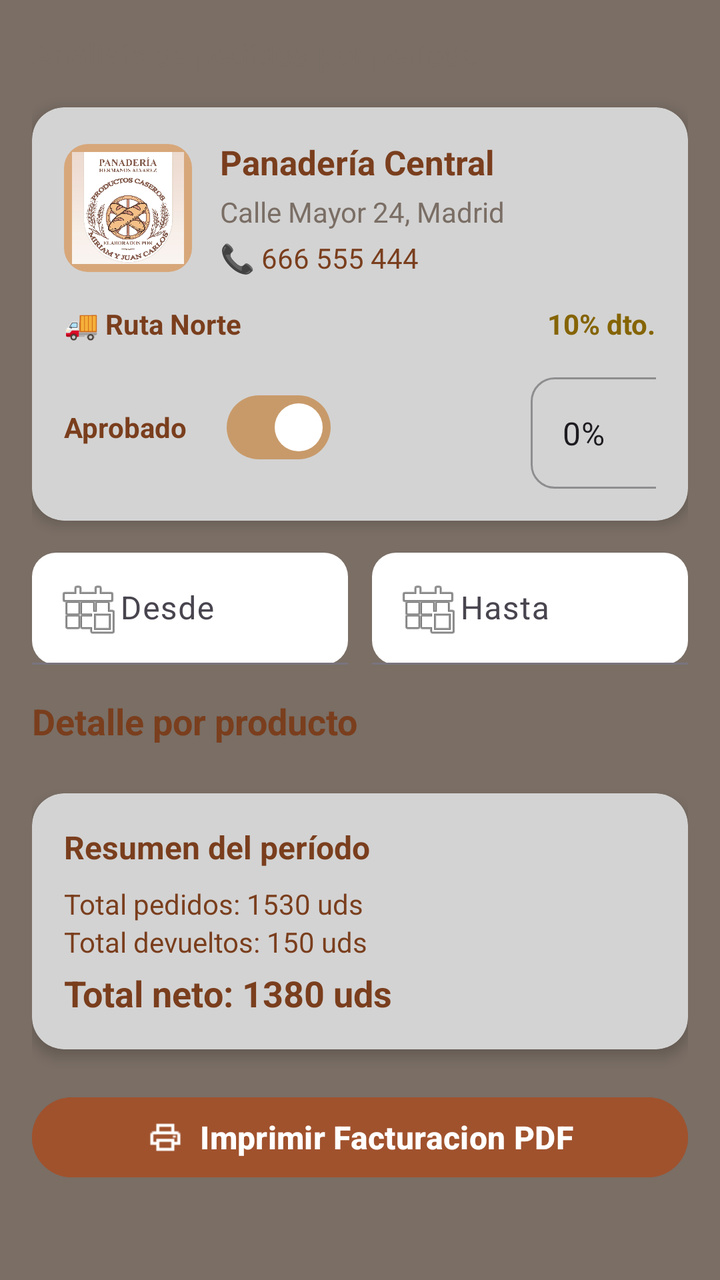
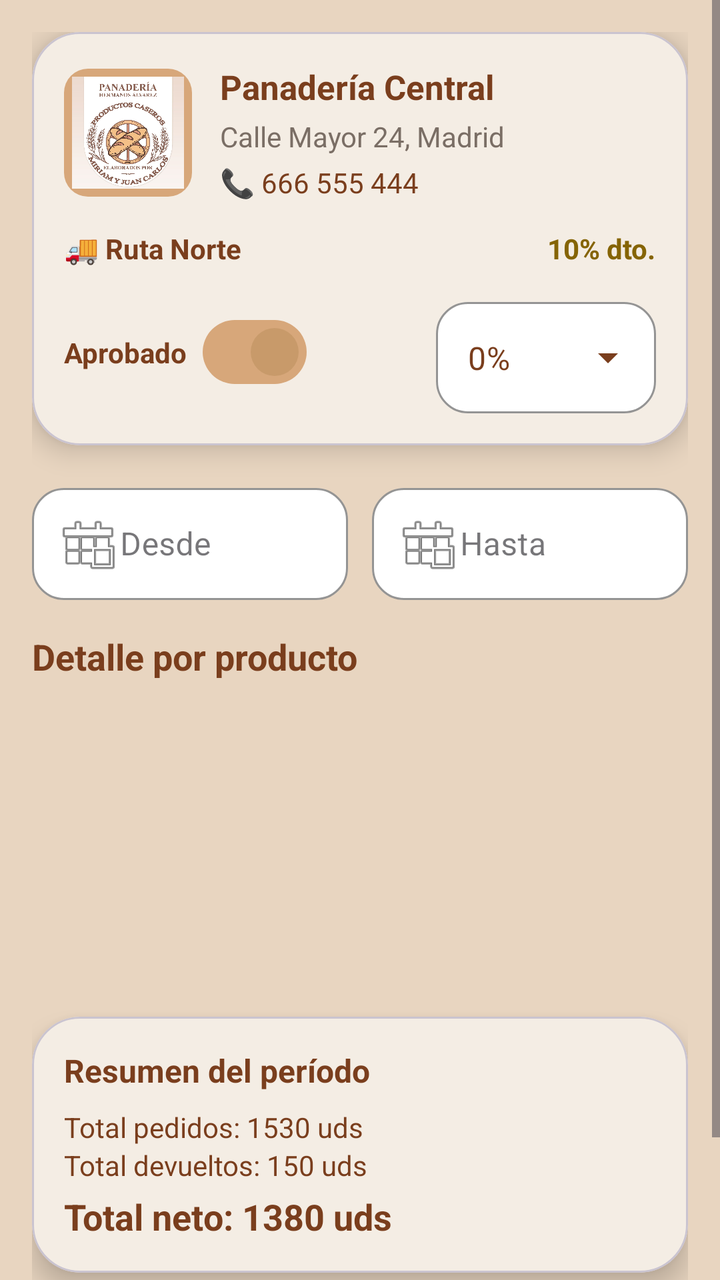

Two renders of the same Android screen: before a commit and after it. Below are the layout's source before the change and the commit's diff.
<!-- AndroidManifest.xml: application theme Theme.AppPanadero -->
<!-- res/layout/fragment_admin_historial_cliente.xml -->
<?xml version="1.0" encoding="utf-8"?>
<ScrollView xmlns:android="http://schemas.android.com/apk/res/android"
    xmlns:app="http://schemas.android.com/apk/res-auto"
    android:layout_width="match_parent"
    android:layout_height="match_parent"
    android:background="@color/text_secondary">

    <LinearLayout
        android:layout_width="match_parent"
        android:layout_height="wrap_content"
        android:orientation="vertical"
        android:padding="16dp">

        

        
        <TextView
            android:layout_width="wrap_content"
            android:layout_height="wrap_content"
            android:text="Análisis de pedidos por período"
            android:textSize="16sp"
            android:textColor="@color/text_secondary"
            android:layout_marginBottom="16dp"/>

        
        <androidx.cardview.widget.CardView
            android:layout_width="match_parent"
            android:layout_height="wrap_content"
            app:cardCornerRadius="16dp"
            app:cardElevation="4dp"
            app:cardBackgroundColor="@color/background_lightgray"
            android:layout_marginBottom="16dp">

            <LinearLayout
                android:layout_width="match_parent"
                android:layout_height="wrap_content"
                android:orientation="vertical"
                android:padding="16dp">

                
                <LinearLayout
                    android:layout_width="match_parent"
                    android:layout_height="wrap_content"
                    android:orientation="horizontal"
                    android:gravity="center_vertical">

                    
                    <ImageView
                        android:id="@+id/imgComercio"
                        android:layout_width="64dp"
                        android:layout_height="64dp"
                        android:src="@drawable/logo_panadero"
                        android:scaleType="centerCrop"
                        android:background="@drawable/bg_image_rounded"
                        android:padding="4dp"/>

                    
                    <LinearLayout
                        android:layout_width="0dp"
                        android:layout_height="wrap_content"
                        android:layout_weight="1"
                        android:orientation="vertical"
                        android:layout_marginStart="14dp">

                        
                        <TextView
                            android:id="@+id/tvNombreComercio"
                            android:layout_width="wrap_content"
                            android:layout_height="wrap_content"
                            android:text="Panadería Central"
                            android:textStyle="bold"
                            android:textSize="17sp"
                            android:textColor="@color/text_primary"
                            android:maxLines="1"
                            android:ellipsize="end"/>

                        
                        <TextView
                            android:id="@+id/tvDireccion"
                            android:layout_width="wrap_content"
                            android:layout_height="wrap_content"
                            android:text="Calle Mayor 24, Madrid"
                            android:textColor="@color/text_secondary"
                            android:textSize="14sp"
                            android:layout_marginTop="4dp"
                            android:maxLines="1"
                            android:ellipsize="end"/>

                        
                        <TextView
                            android:id="@+id/tvTelefono"
                            android:layout_width="wrap_content"
                            android:layout_height="wrap_content"
                            android:text="📞 666 555 444"
                            android:textColor="@color/primary_dark"
                            android:textSize="14sp"
                            android:layout_marginTop="4dp"/>

                    </LinearLayout>

                </LinearLayout>

                
                <LinearLayout
                    android:layout_width="match_parent"
                    android:layout_height="wrap_content"
                    android:orientation="horizontal"
                    android:layout_marginTop="14dp"
                    android:gravity="center_vertical">

                    
                    <TextView
                        android:id="@+id/tvRuta"
                        android:layout_width="0dp"
                        android:layout_height="wrap_content"
                        android:layout_weight="1"
                        android:text="🚚 Ruta Norte"
                        android:textColor="@color/primary_dark"
                        android:textStyle="bold"/>

                    
                    <TextView
                        android:id="@+id/tvDescuento"
                        android:layout_width="wrap_content"
                        android:layout_height="wrap_content"
                        android:text="10% dto."
                        android:textColor="@color/estado_pendiente_text"
                        android:textStyle="bold"/>

                </LinearLayout>

                
                <LinearLayout
                    android:layout_width="match_parent"
                    android:layout_height="wrap_content"
                    android:orientation="horizontal"
                    android:gravity="center_vertical"
                    android:layout_marginTop="12dp">

                    
                    
                    <LinearLayout
                        android:layout_width="wrap_content"
                        android:layout_height="wrap_content"
                        android:orientation="horizontal"
                        android:gravity="center_vertical">

                        <TextView
                            android:layout_width="wrap_content"
                            android:layout_height="wrap_content"
                            android:text="Aprobado"
                            android:textStyle="bold"
                            android:textColor="@color/text_primary"
                            android:layout_marginEnd="8dp"/>

                        <com.google.android.material.materialswitch.MaterialSwitch
                            android:id="@+id/switchAprobado"
                            android:layout_width="wrap_content"
                            android:layout_height="wrap_content"
                            android:checked="true"
                            android:layout_marginStart="12dp"/>

                    </LinearLayout>
                    
                    <com.google.android.material.textfield.TextInputLayout
                        android:layout_width="100dp"
                        android:layout_height="wrap_content"
                        style="@style/Widget.MaterialComponents.TextInputLayout.OutlinedBox.ExposedDropdownMenu"
                        app:boxCornerRadiusTopStart="12dp"
                        app:boxCornerRadiusTopEnd="12dp"
                        app:boxCornerRadiusBottomStart="12dp"
                        app:boxCornerRadiusBottomEnd="12dp"
                        android:layout_marginStart="100dp">

                        <AutoCompleteTextView
                            android:id="@+id/dropdownDescuento"
                            android:layout_width="match_parent"
                            android:layout_height="wrap_content"
                            android:inputType="none"
                            android:text="0%" />

                    </com.google.android.material.textfield.TextInputLayout>
                </LinearLayout>

            </LinearLayout>

        </androidx.cardview.widget.CardView>

        
        <LinearLayout
            android:layout_width="match_parent"
            android:layout_height="wrap_content"
            android:orientation="horizontal">

            
            <com.google.android.material.textfield.TextInputLayout
                android:layout_width="0dp"
                android:layout_height="wrap_content"
                android:layout_weight="1"
                android:layout_marginEnd="6dp"
                app:boxBackgroundMode="filled"
                app:boxBackgroundColor="@color/white"
                app:boxCornerRadiusTopStart="12dp"
                app:boxCornerRadiusTopEnd="12dp"
                app:boxCornerRadiusBottomStart="12dp"
                app:boxCornerRadiusBottomEnd="12dp">

                <com.google.android.material.textfield.TextInputEditText
                    android:id="@+id/etFechaInicio"
                    android:layout_width="match_parent"
                    android:layout_height="wrap_content"
                    android:hint="Desde"
                    android:focusable="false"
                    android:clickable="true"
                    android:drawableStart="@android:drawable/ic_menu_today"
                    android:padding="12dp"
                    android:textColor="@color/text_primary"/>
            </com.google.android.material.textfield.TextInputLayout>

            
            <com.google.android.material.textfield.TextInputLayout
                android:layout_width="0dp"
                android:layout_height="wrap_content"
                android:layout_weight="1"
                android:layout_marginStart="6dp"
                app:boxBackgroundMode="filled"
                app:boxBackgroundColor="@color/white"
                app:boxCornerRadiusTopStart="12dp"
                app:boxCornerRadiusTopEnd="12dp"
                app:boxCornerRadiusBottomStart="12dp"
                app:boxCornerRadiusBottomEnd="12dp">

                <com.google.android.material.textfield.TextInputEditText
                    android:id="@+id/etFechaFin"
                    android:layout_width="match_parent"
                    android:layout_height="wrap_content"
                    android:hint="Hasta"
                    android:focusable="false"
                    android:clickable="true"
                    android:drawableStart="@android:drawable/ic_menu_today"
                    android:padding="12dp"
                    android:textColor="@color/text_primary"/>
            </com.google.android.material.textfield.TextInputLayout>

        </LinearLayout>

        
        <TextView
            android:layout_width="wrap_content"
            android:layout_height="wrap_content"
            android:text="Detalle por producto"
            android:textSize="18sp"
            android:textStyle="bold"
            android:textColor="@color/text_primary"
            android:layout_marginTop="16dp"
            android:layout_marginBottom="12dp"/>

        
        <androidx.recyclerview.widget.RecyclerView
            android:id="@+id/recyclerProductos"
            android:layout_width="match_parent"
            android:layout_height="wrap_content"
             />

        
        <androidx.cardview.widget.CardView
            android:layout_width="match_parent"
            android:layout_height="wrap_content"
            app:cardCornerRadius="16dp"
            app:cardElevation="4dp"
            app:cardBackgroundColor="@color/background_lightgray"
            android:layout_marginTop="12dp">

            <LinearLayout
                android:layout_width="match_parent"
                android:layout_height="wrap_content"
                android:orientation="vertical"
                android:padding="16dp">

                <TextView
                    android:layout_width="wrap_content"
                    android:layout_height="wrap_content"
                    android:text="Resumen del período"
                    android:textSize="16sp"
                    android:textStyle="bold"
                    android:textColor="@color/text_primary"
                    android:layout_marginBottom="8dp"/>

                <TextView
                    android:id="@+id/tvTotalPedidos"
                    android:layout_width="wrap_content"
                    android:layout_height="wrap_content"
                    android:text="Total pedidos: 1530 uds"
                    android:textColor="@color/text_primary"
                    android:textSize="14sp" />

                <TextView
                    android:id="@+id/tvTotalDevueltos"
                    android:layout_width="wrap_content"
                    android:layout_height="wrap_content"
                    android:text="Total devueltos: 150 uds"
                    android:textColor="@color/text_primary"
                    android:textSize="14sp" />

                <TextView
                    android:id="@+id/tvTotalNeto"
                    android:layout_width="wrap_content"
                    android:layout_height="wrap_content"
                    android:layout_marginTop="4dp"
                    android:text="Total neto: 1380 uds"
                    android:textColor="@color/text_primary"
                    android:textSize="18sp"
                    android:textStyle="bold" />

            </LinearLayout>

        </androidx.cardview.widget.CardView>

        
        <com.google.android.material.button.MaterialButton
            android:id="@+id/btnImprimir"
            android:layout_width="match_parent"
            android:layout_height="wrap_content"
            android:layout_marginTop="20dp"
            android:backgroundTint="@color/boton"
            android:text="Imprimir Facturacion PDF"
            android:textColor="@color/white"
            android:textSize="16sp"
            android:textStyle="bold"
            app:cornerRadius="50dp"
            app:icon="@drawable/ic_print"
            app:iconGravity="textStart"
            app:iconPadding="8dp" />

    </LinearLayout>

</ScrollView>
<!-- resources referenced by this layout -->
<resources>
  <color name="background_lightgray">#D3D3D3</color>
  <color name="boton">#A0522D</color>
  <color name="estado_pendiente_text">#856404</color>
  <color name="primary_dark">#7A3E1D</color>
  <color name="text_primary">#7A3E1D</color>
  <color name="text_secondary">#7A6E65</color>
  <color name="white">#FFFFFF</color>
  <!-- drawable bg_image_rounded (drawable) -->
  <shape xmlns:android="http://schemas.android.com/apk/res/android">
      <solid android:color="@color/primary_light"/>
  
      <corners android:radius="12dp"/>
  </shape>
  <!-- drawable ic_print: png bitmap (drawable, 320 bytes) -->
  <!-- drawable logo_panadero: jpg bitmap (drawable, 317897 bytes) -->
  <style name="Theme.AppPanadero" parent="Base.Theme.AppPanadero" />
  <color name="primary_light">#D7A77A</color>
  <style name="Base.Theme.AppPanadero" parent="Theme.Material3.DayNight.NoActionBar">
          <item name="android:colorBackground">@color/background</item>
          <item name="colorPrimary">@color/primary_color</item>
          <item name="colorOnPrimary">@color/white</item>
      </style>
  <color name="background">#F5EFE7</color>
  <color name="primary_color">#C89A6A</color>
</resources>

<!-- the commit's change to res/layout/fragment_admin_historial_cliente.xml (unified diff, before → after) -->
@@ -3,8 +3,9 @@
     xmlns:app="http://schemas.android.com/apk/res-auto"
     android:layout_width="match_parent"
     android:layout_height="match_parent"
-    android:background="@color/text_secondary">
-
+    android:background="@color/brown_light">
+
+    
     <LinearLayout
         android:layout_width="match_parent"
         android:layout_height="wrap_content"
@@ -14,21 +15,13 @@
         
 
         
-        <TextView
-            android:layout_width="wrap_content"
-            android:layout_height="wrap_content"
-            android:text="Análisis de pedidos por período"
-            android:textSize="16sp"
-            android:textColor="@color/text_secondary"
-            android:layout_marginBottom="16dp"/>
-
-        
-        <androidx.cardview.widget.CardView
-            android:layout_width="match_parent"
-            android:layout_height="wrap_content"
-            app:cardCornerRadius="16dp"
-            app:cardElevation="4dp"
-            app:cardBackgroundColor="@color/background_lightgray"
+        
+        
+
+        <com.google.android.material.card.MaterialCardView
+            style="@style/CardPrimary"
+            android:layout_width="match_parent"
+            android:layout_height="wrap_content"
             android:layout_marginBottom="16dp">
 
             <LinearLayout
@@ -38,75 +31,81 @@
                 android:padding="16dp">
 
                 
+                
+                
+
                 <LinearLayout
                     android:layout_width="match_parent"
                     android:layout_height="wrap_content"
-                    android:orientation="horizontal"
-                    android:gravity="center_vertical">
+                    android:gravity="center_vertical"
+                    android:orientation="horizontal">
 
                     
                     <ImageView
                         android:id="@+id/imgComercio"
                         android:layout_width="64dp"
                         android:layout_height="64dp"
-                        android:src="@drawable/logo_panadero"
+                        android:background="@drawable/bg_image_rounded"
+                        android:padding="4dp"
                         android:scaleType="centerCrop"
-                        android:background="@drawable/bg_image_rounded"
-                        android:padding="4dp"/>
+                        android:src="@drawable/logo_panadero" />
 
                     
                     <LinearLayout
                         android:layout_width="0dp"
                         android:layout_height="wrap_content"
+                        android:layout_marginStart="14dp"
                         android:layout_weight="1"
-                        android:orientation="vertical"
-                        android:layout_marginStart="14dp">
+                        android:orientation="vertical">
 
                         
                         <TextView
                             android:id="@+id/tvNombreComercio"
                             android:layout_width="wrap_content"
                             android:layout_height="wrap_content"
+                            android:ellipsize="end"
+                            android:maxLines="1"
                             android:text="Panadería Central"
-                            android:textStyle="bold"
+                            android:textColor="@color/text_primary"
                             android:textSize="17sp"
-                            android:textColor="@color/text_primary"
-                            android:maxLines="1"
-                            android:ellipsize="end"/>
+                            android:textStyle="bold" />
 
                         
                         <TextView
                             android:id="@+id/tvDireccion"
                             android:layout_width="wrap_content"
                             android:layout_height="wrap_content"
+                            android:layout_marginTop="4dp"
+                            android:ellipsize="end"
+                            android:maxLines="1"
                             android:text="Calle Mayor 24, Madrid"
                             android:textColor="@color/text_secondary"
-                            android:textSize="14sp"
-                            android:layout_marginTop="4dp"
-                            android:maxLines="1"
-                            android:ellipsize="end"/>
+                            android:textSize="14sp" />
 
                         
                         <TextView
                             android:id="@+id/tvTelefono"
                             android:layout_width="wrap_content"
                             android:layout_height="wrap_content"
+                            android:layout_marginTop="4dp"
                             android:text="📞 666 555 444"
                             android:textColor="@color/primary_dark"
-                            android:textSize="14sp"
-                            android:layout_marginTop="4dp"/>
+                            android:textSize="14sp" />
 
                     </LinearLayout>
 
                 </LinearLayout>
 
                 
+                
+                
+
                 <LinearLayout
                     android:layout_width="match_parent"
                     android:layout_height="wrap_content"
-                    android:orientation="horizontal"
                     android:layout_marginTop="14dp"
-                    android:gravity="center_vertical">
+                    android:gravity="center_vertical"
+                    android:orientation="horizontal">
 
                     
                     <TextView
@@ -116,7 +115,7 @@
                         android:layout_weight="1"
                         android:text="🚚 Ruta Norte"
                         android:textColor="@color/primary_dark"
-                        android:textStyle="bold"/>
+                        android:textStyle="bold" />
 
                     
                     <TextView
@@ -125,68 +124,71 @@
                         android:layout_height="wrap_content"
                         android:text="10% dto."
                         android:textColor="@color/estado_pendiente_text"
-                        android:textStyle="bold"/>
+                        android:textStyle="bold" />
 
                 </LinearLayout>
 
                 
+                
+                
+
                 <LinearLayout
                     android:layout_width="match_parent"
                     android:layout_height="wrap_content"
-                    android:orientation="horizontal"
+                    android:layout_marginTop="12dp"
                     android:gravity="center_vertical"
-                    android:layout_marginTop="12dp">
-
-                    
-                    
-                    <LinearLayout
+                    android:orientation="horizontal">
+
+                    
+                    <TextView
                         android:layout_width="wrap_content"
                         android:layout_height="wrap_content"
-                        android:orientation="horizontal"
-                        android:gravity="center_vertical">
-
-                        <TextView
-                            android:layout_width="wrap_content"
-                            android:layout_height="wrap_content"
-                            android:text="Aprobado"
-                            android:textStyle="bold"
-                            android:textColor="@color/text_primary"
-                            android:layout_marginEnd="8dp"/>
-
-                        <com.google.android.material.materialswitch.MaterialSwitch
-                            android:id="@+id/switchAprobado"
-                            android:layout_width="wrap_content"
-                            android:layout_height="wrap_content"
-                            android:checked="true"
-                            android:layout_marginStart="12dp"/>
-
-                    </LinearLayout>
+                        android:layout_marginEnd="8dp"
+                        android:text="Aprobado"
+                        android:textColor="@color/text_primary"
+                        android:textStyle="bold" />
+
+                    
+                    <com.google.android.material.materialswitch.MaterialSwitch
+                        android:id="@+id/switchAprobado"
+                        android:layout_width="wrap_content"
+                        android:layout_height="wrap_content"
+                        android:checked="true"
+                        app:thumbTint="@color/primary_color"
+                        app:trackTint="@color/primary_light" />
+
+                    
+                    <View
+                        android:layout_width="0dp"
+                        android:layout_height="1dp"
+                        android:layout_weight="1" />
+
                     
                     <com.google.android.material.textfield.TextInputLayout
-                        android:layout_width="100dp"
-                        android:layout_height="wrap_content"
-                        style="@style/Widget.MaterialComponents.TextInputLayout.OutlinedBox.ExposedDropdownMenu"
-                        app:boxCornerRadiusTopStart="12dp"
-                        app:boxCornerRadiusTopEnd="12dp"
-                        app:boxCornerRadiusBottomStart="12dp"
-                        app:boxCornerRadiusBottomEnd="12dp"
-                        android:layout_marginStart="100dp">
+                        style="@style/Widget.App.Dropdown"
+                        android:layout_width="110dp"
+                        android:layout_height="wrap_content">
 
                         <AutoCompleteTextView
                             android:id="@+id/dropdownDescuento"
                             android:layout_width="match_parent"
                             android:layout_height="wrap_content"
                             android:inputType="none"
-                            android:text="0%" />
+                            android:text="0%"
+                            android:textColor="@color/text_primary" />
 
                     </com.google.android.material.textfield.TextInputLayout>
+
                 </LinearLayout>
 
             </LinearLayout>
 
-        </androidx.cardview.widget.CardView>
-
-        
+        </com.google.android.material.card.MaterialCardView>
+
+        
+        
+        
+
         <LinearLayout
             android:layout_width="match_parent"
             android:layout_height="wrap_content"
@@ -194,82 +196,80 @@
 
             
             <com.google.android.material.textfield.TextInputLayout
+                style="@style/Widget.App.TextInputLayout"
                 android:layout_width="0dp"
                 android:layout_height="wrap_content"
-                android:layout_weight="1"
                 android:layout_marginEnd="6dp"
-                app:boxBackgroundMode="filled"
-                app:boxBackgroundColor="@color/white"
-                app:boxCornerRadiusTopStart="12dp"
-                app:boxCornerRadiusTopEnd="12dp"
-                app:boxCornerRadiusBottomStart="12dp"
-                app:boxCornerRadiusBottomEnd="12dp">
+                android:layout_weight="1">
 
                 <com.google.android.material.textfield.TextInputEditText
                     android:id="@+id/etFechaInicio"
                     android:layout_width="match_parent"
                     android:layout_height="wrap_content"
-                    android:hint="Desde"
-                    android:focusable="false"
                     android:clickable="true"
                     android:drawableStart="@android:drawable/ic_menu_today"
+                    android:focusable="false"
+                    android:hint="Desde"
                     android:padding="12dp"
-                    android:textColor="@color/text_primary"/>
+                    android:textColor="@color/text_primary" />
+
             </com.google.android.material.textfield.TextInputLayout>
 
             
             <com.google.android.material.textfield.TextInputLayout
+                style="@style/Widget.App.TextInputLayout"
                 android:layout_width="0dp"
                 android:layout_height="wrap_content"
-                android:layout_weight="1"
                 android:layout_marginStart="6dp"
-                app:boxBackgroundMode="filled"
-                app:boxBackgroundColor="@color/white"
-                app:boxCornerRadiusTopStart="12dp"
-                app:boxCornerRadiusTopEnd="12dp"
-                app:boxCornerRadiusBottomStart="12dp"
-                app:boxCornerRadiusBottomEnd="12dp">
+                android:layout_weight="1">
 
                 <com.google.android.material.textfield.TextInputEditText
                     android:id="@+id/etFechaFin"
                     android:layout_width="match_parent"
                     android:layout_height="wrap_content"
-                    android:hint="Hasta"
-                    android:focusable="false"
                     android:clickable="true"
                     android:drawableStart="@android:drawable/ic_menu_today"
+                    android:focusable="false"
+                    android:hint="Hasta"
                     android:padding="12dp"
-                    android:textColor="@color/text_primary"/>
+                    android:textColor="@color/text_primary" />
+
             </com.google.android.material.textfield.TextInputLayout>
 
         </LinearLayout>
 
         
+        
+        
+
         <TextView
             android:layout_width="wrap_content"
             android:layout_height="wrap_content"
+            android:layout_marginTop="16dp"
+            android:layout_marginBottom="12dp"
             android:text="Detalle por producto"
+            android:textColor="@color/text_primary"
             android:textSize="18sp"
-            android:textStyle="bold"
-            android:textColor="@color/text_primary"
-            android:layout_marginTop="16dp"
-            android:layout_marginBottom="12dp"/>
-
-        
+            android:textStyle="bold" />
+
+        
+        
+        
+
         <androidx.recyclerview.widget.RecyclerView
             android:id="@+id/recyclerProductos"
             android:layout_width="match_parent"
-            android:layout_height="wrap_content"
-             />
-
-        
-        <androidx.cardview.widget.CardView
-            android:layout_width="match_parent"
-            android:layout_height="wrap_content"
-            app:cardCornerRadius="16dp"
-            app:cardElevation="4dp"
-            app:cardBackgroundColor="@color/background_lightgray"
-            android:layout_marginTop="12dp">
+            android:layout_height="140dp" />
+
+        
+        
+        
+
+        <com.google.android.material.card.MaterialCardView
+            style="@style/CardPrimary"
+            android:layout_width="match_parent"
+            android:layout_height="wrap_content"
+            android:layout_marginTop="16dp">
 
             <LinearLayout
                 android:layout_width="match_parent"
@@ -277,15 +277,17 @@
                 android:orientation="vertical"
                 android:padding="16dp">
 
+                
                 <TextView
                     android:layout_width="wrap_content"
                     android:layout_height="wrap_content"
+                    android:layout_marginBottom="8dp"
                     android:text="Resumen del período"
+                    android:textColor="@color/text_primary"
                     android:textSize="16sp"
-                    android:textStyle="bold"
-                    android:textColor="@color/text_primary"
-                    android:layout_marginBottom="8dp"/>
-
+                    android:textStyle="bold" />
+
+                
                 <TextView
                     android:id="@+id/tvTotalPedidos"
                     android:layout_width="wrap_content"
@@ -294,6 +296,7 @@
                     android:textColor="@color/text_primary"
                     android:textSize="14sp" />
 
+                
                 <TextView
                     android:id="@+id/tvTotalDevueltos"
                     android:layout_width="wrap_content"
@@ -302,6 +305,7 @@
                     android:textColor="@color/text_primary"
                     android:textSize="14sp" />
 
+                
                 <TextView
                     android:id="@+id/tvTotalNeto"
                     android:layout_width="wrap_content"
@@ -314,16 +318,19 @@
 
             </LinearLayout>
 
-        </androidx.cardview.widget.CardView>
-
-        
+        </com.google.android.material.card.MaterialCardView>
+
+        
+        
+        
+
         <com.google.android.material.button.MaterialButton
             android:id="@+id/btnImprimir"
+            style="@style/ButtonPrimary"
             android:layout_width="match_parent"
             android:layout_height="wrap_content"
             android:layout_marginTop="20dp"
-            android:backgroundTint="@color/boton"
-            android:text="Imprimir Facturacion PDF"
+            android:text="Imprimir Facturación PDF"
             android:textColor="@color/white"
             android:textSize="16sp"
             android:textStyle="bold"
<!-- resource entries referenced after the edit -->
@@ -1,7 +1,6 @@
 <!-- resources referenced by this layout -->
 <resources>
-  <color name="background_lightgray">#D3D3D3</color>
-  <color name="boton">#A0522D</color>
+  <color name="brown_light">#E8D5C0</color>
   <color name="estado_pendiente_text">#856404</color>
   <color name="primary_dark">#7A3E1D</color>
   <color name="text_primary">#7A3E1D</color>
@@ -15,7 +14,52 @@
   </shape>
   <!-- drawable ic_print: png bitmap (drawable, 320 bytes) -->
   <!-- drawable logo_panadero: jpg bitmap (drawable, 317897 bytes) -->
+  <style name="ButtonPrimary" parent="Widget.Material3.Button">
+          <item name="backgroundTint">@color/primary_color</item>
+          <item name="android:textColor">@color/white</item>
+          <item name="cornerRadius">20dp</item>
+      </style>
+  <style name="CardPrimary" parent="Widget.MaterialComponents.CardView">
+          <item name="cardCornerRadius">24dp</item>
+          <item name="cardElevation">8dp</item>
+          <item name="cardBackgroundColor">@color/background_card</item>
+      </style>
+  <style name="Widget.App.Dropdown" parent="Widget.MaterialComponents.TextInputLayout.OutlinedBox.ExposedDropdownMenu">
+  
+          
+          <item name="boxBackgroundColor">@color/white</item>
+  
+          
+          <item name="boxStrokeColor">@color/input_stroke</item>
+  
+          
+          <item name="hintTextColor">@color/text_hint</item>
+  
+          
+          <item name="endIconTint">@color/primary_dark</item>
+  
+          
+          <item name="boxCornerRadiusTopStart">16dp</item>
+          <item name="boxCornerRadiusTopEnd">16dp</item>
+          <item name="boxCornerRadiusBottomStart">16dp</item>
+          <item name="boxCornerRadiusBottomEnd">16dp</item>
+  
+      </style>
+  <style name="Widget.App.TextInputLayout" parent="Widget.MaterialComponents.TextInputLayout.OutlinedBox">
+  
+          <item name="boxBackgroundColor">@color/white</item>
+          <item name="boxStrokeColor">@color/input_stroke</item>
+          <item name="hintTextColor">@color/text_hint</item>
+          <item name="boxCornerRadiusTopStart">16dp</item>
+          <item name="boxCornerRadiusTopEnd">16dp</item>
+          <item name="boxCornerRadiusBottomStart">16dp</item>
+          <item name="boxCornerRadiusBottomEnd">16dp</item>
+  
+      </style>
   <style name="Theme.AppPanadero" parent="Base.Theme.AppPanadero" />
+  <color name="background_card">#F4EDE4</color>
+  <color name="input_stroke">#D2691E</color>
+  <color name="text_hint">#FF9E80</color>
   <color name="primary_light">#D7A77A</color>
   <style name="Base.Theme.AppPanadero" parent="Theme.Material3.DayNight.NoActionBar">
           <item name="android:colorBackground">@color/background</item>
